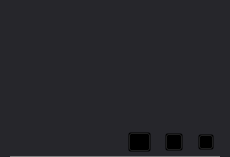
The window that VideoPlayer/videomodels/CommentForm.ui (huizhang556/pc-video-player) describes before a commit, drawn with Qt 5.
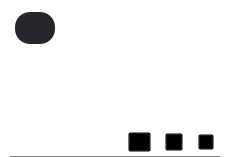
The same window after the commit. Icons and pictures are not drawn.

Diff of the .ui file:
```diff
--- a/VideoPlayer/videomodels/CommentForm.ui
+++ b/VideoPlayer/videomodels/CommentForm.ui
@@ -22,7 +22,7 @@
   <property name="styleSheet">
    <string notr="true">QWidget
 {
-background-color:#26262b;
+background-color: transparent;
 }
 </string>
   </property>
@@ -288,9 +288,9 @@
                 <string notr="true">QTextBrowser
 {
 border:none;
-font: 400 13px &quot;微软雅黑&quot;;
-background-color:#26262b;
 color: rgb(238, 238, 238);
+font: 400 13px &quot;微软雅黑&quot;;
+
 }
 </string>
                </property>
```
